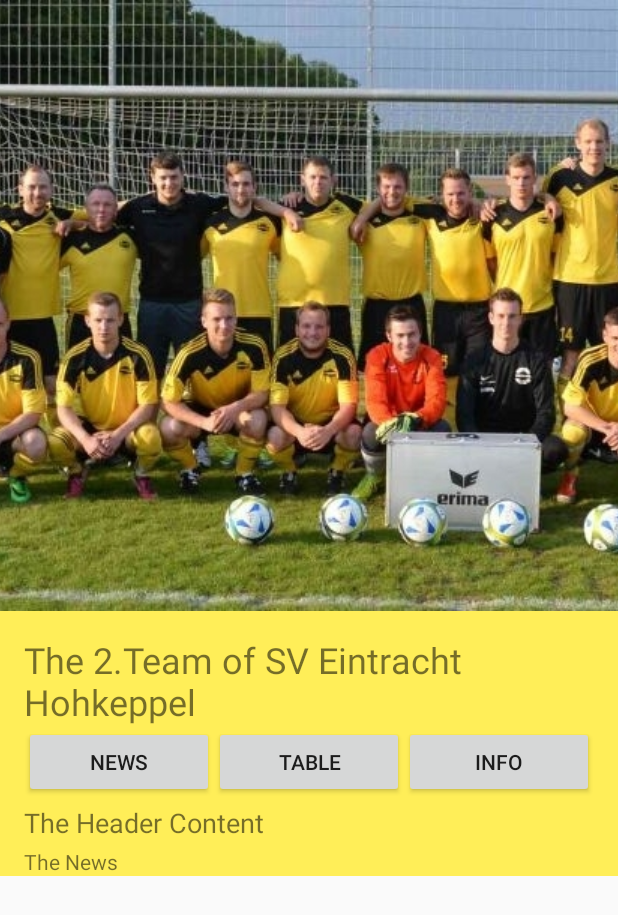
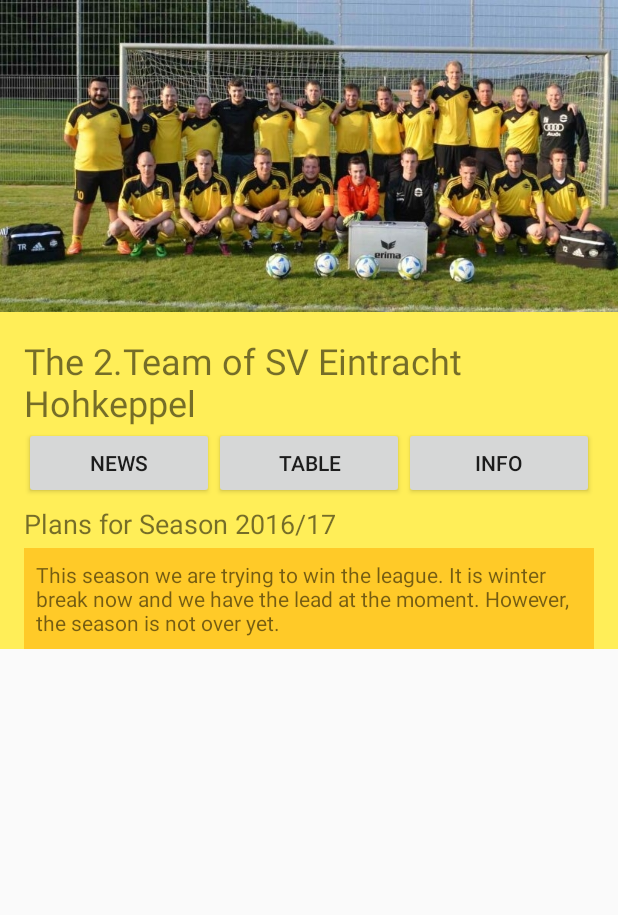
Before and after one commit to RL710/Football-Team, an Android app: the screen it shows after launch (MainActivity), on a phone screen of 412 x 824 dp. Shown: the top 915 px of the screen. Run offline under Robolectric (Android 15) with nearby library versions, the phone set to English and light mode, and no system bars.

Commit message:
+Scale Banner works. +Switching between content too. -scaling of layout is wrong (tempfix with scaling in newsbutton)

```diff
--- a/app/src/main/res/layout/activity_main.xml
+++ b/app/src/main/res/layout/activity_main.xml
@@ -9,7 +9,6 @@
         android:layout_width="match_parent"
         android:layout_height="wrap_content"
         android:orientation="vertical"
-        android:weightSum="1"
         tools:context="com.example.android.sveteam.MainActivity">
 
         <ImageView
@@ -17,14 +16,17 @@
             style="@style/lablePicture"
             android:layout_width="match_parent"
             android:layout_height="0dp"
-            android:layout_weight=".35"
+            android:layout_weight="0.35"
             />
 
         <LinearLayout
+            android:id="@+id/ll_content"
             style="@style/content_layout"
             android:layout_width="match_parent"
             android:layout_height="0dp"
-            android:layout_weight=".65">
+            android:layout_weight=".65"
+            android:layout_gravity="fill_vertical"
+            >
 
             <TextView
                 style="@style/header"
@@ -39,22 +41,26 @@
                 android:weightSum="3">
 
                 <Button
+                    android:id="@+id/button_news"
                     style="@style/buttonContentSwitcher"
                     android:layout_width="wrap_content"
                     android:layout_height="wrap_content"
-                    android:text="@string/news" />
+                    android:text="@string/news"
+                    android:onClick="changeToNews"/>
 
                 <Button
                     style="@style/buttonContentSwitcher"
                     android:layout_width="wrap_content"
                     android:layout_height="wrap_content"
-                    android:text="@string/table" />
+                    android:text="@string/table"
+                    android:onClick="changeToTable"/>
 
                 <Button
                     style="@style/buttonContentSwitcher"
                     android:layout_width="wrap_content"
                     android:layout_height="wrap_content"
-                    android:text="@string/info" />
+                    android:text="@string/info"
+                    android:onClick="changeToInfo"/>
 
             </LinearLayout>
 
@@ -69,14 +75,36 @@
                     android:layout_height="wrap_content"
                     />
 
+                <RelativeLayout
+                    android:layout_width="wrap_content"
+                    android:layout_height="wrap_content">
+
                 <TextView
+                    android:id="@+id/textview_news"
                     style="@style/content"
+                    android:text="@string/contentNews"
                     android:layout_width="wrap_content"
-                    android:layout_height="wrap_content" />
+                    android:layout_height="wrap_content"
+                    />
+
+                <TextView
+                    android:id="@+id/textview_info"
+                    android:layout_width="wrap_content"
+                    android:layout_height="wrap_content"
+                    style="@style/content"
+                    android:text="@string/contentInfo"
+                    android:visibility="gone"
+                    />
 
                 <ImageView
+                    android:id="@+id/content_table"
                     android:layout_width="wrap_content"
-                    android:layout_height="wrap_content" />
+                    android:layout_height="wrap_content"
+                    android:src="@drawable/table"
+
+                    android:visibility="gone"
+                    />
+                </RelativeLayout>
             </LinearLayout>
 
         </LinearLayout>
--- a/app/src/main/res/values/colors.xml
+++ b/app/src/main/res/values/colors.xml
@@ -4,4 +4,5 @@
     <color name="colorPrimaryDark">#303F9F</color>
     <color name="colorAccent">#FF4081</color>
     <color name="backGround">#FFEE58</color>
+    <color name="contentBackground">#FFCA28</color>
 </resources>
--- a/app/src/main/res/values/strings.xml
+++ b/app/src/main/res/values/strings.xml
@@ -1,9 +1,19 @@
 <resources>
     <string name="app_name">SVE Team</string>
     <string name="title">The 2.Team of SV Eintracht Hohkeppel</string>
-    <string name="contentText">The News</string>
-    <string name="headerContent">The Header Content</string>
+
+    <!--ContentArea-->
+    <string name="contentNews">"This season we are trying to win the league. It is winter break now and we have the lead at the moment. However, the season is not over yet."</string>
+    <string name="contentInfo">Info</string>
+
+    <!--Subtitle-->
+    <string name="headerContent">Plans for Season 2016/17</string>
+    <string name="headerContentTable">Table</string>
+    <string name="headerContentInfo">Information</string>
+
+    <!--ButtonText-->
     <string name="news">News</string>
     <string name="table">Table</string>
     <string name="info">Info</string>
+
 </resources>
--- a/app/src/main/res/values/styles.xml
+++ b/app/src/main/res/values/styles.xml
@@ -13,10 +13,7 @@
         <item name="android:orientation">vertical</item>
         <item name="android:background">@color/backGround</item>
     </style>
-    <style name="lablePicture">
-        <item name="android:src">@drawable/zweite</item>
-        <item name="android:scaleType">centerCrop</item>
-    </style>
+
     <style name="header">
         <item name="android:layout_marginTop">@dimen/StandardMargin</item>
         <item name="android:textSize">@dimen/TextSizeHeader</item>
@@ -28,12 +25,25 @@
         <item name="android:layout_marginTop">4dp</item>
     </style>
     <style name="content">
-        <item name="android:text">@string/contentText</item>
         <item name="android:layout_marginTop">4dp</item>
+        <item name="android:background">@color/contentBackground</item>
+        <item name="android:padding">8dp</item>
+        <item name="android:visibility">visible</item>
     </style>
     <style name="buttonContentSwitcher">
         <item name="android:layout_weight">1</item>
 
     </style>
 
+<!--Pictures-->
+    <style name="lablePicture">
+        <item name="android:src">@drawable/zweite</item>
+        <item name="android:scaleType">centerCrop</item>
+        <item name="android:adjustViewBounds">true</item>
+    </style>
+    <style name="tablePicture">
+        <item name="android:src">@drawable/table</item>
+        <item name="android:scaleType">centerCrop</item>
+    </style>
+
 </resources>
```
Also changed, not shown: app/src/main/java/com/example/android/sveteam/MainActivity.java (+82 -6 lines).
